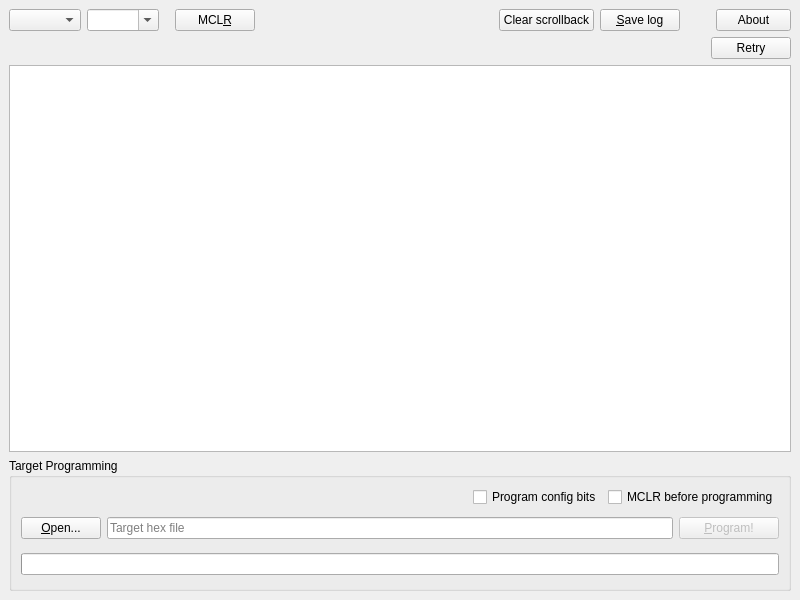
Before: the Qt Designer form src/mainwindow.ui in thirtythreeforty/bullycpp, drawn with Qt 5.
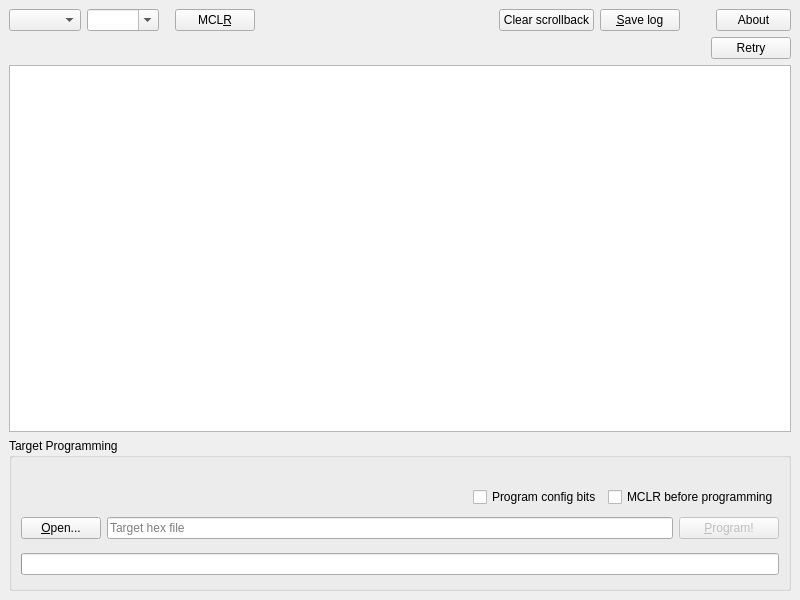
After: the same form once the commit is applied. Custom widgets are drawn as their Qt base class.

```diff
--- a/src/mainwindow.ui
+++ b/src/mainwindow.ui
@@ -196,6 +196,19 @@
        <string>Target Programming</string>
       </property>
       <layout class="QVBoxLayout" name="verticalLayout_2">
+       <item>
+        <widget class="QLabel" name="programmingErrorLabel">
+         <property name="font">
+          <font>
+           <weight>75</weight>
+           <bold>true</bold>
+          </font>
+         </property>
+         <property name="alignment">
+          <set>Qt::AlignCenter</set>
+         </property>
+        </widget>
+       </item>
        <item>
         <layout class="QHBoxLayout" name="optionsLayout">
          <item>
```
Left out of the diff: 3 changed lines with no effect on the pictures.
